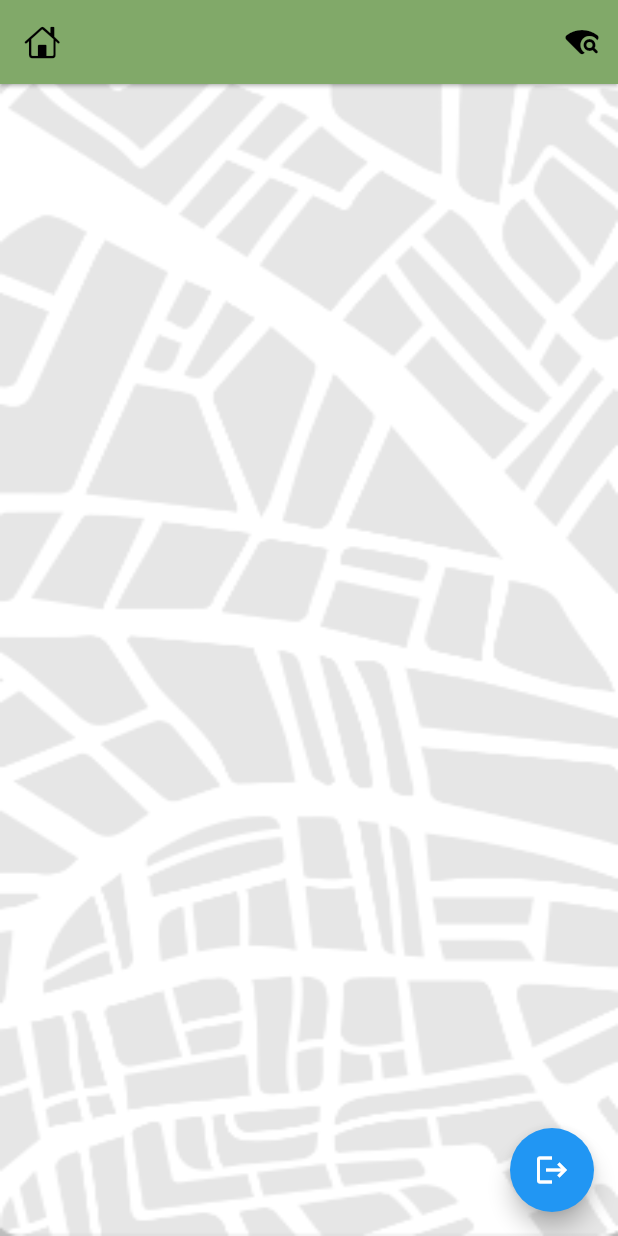
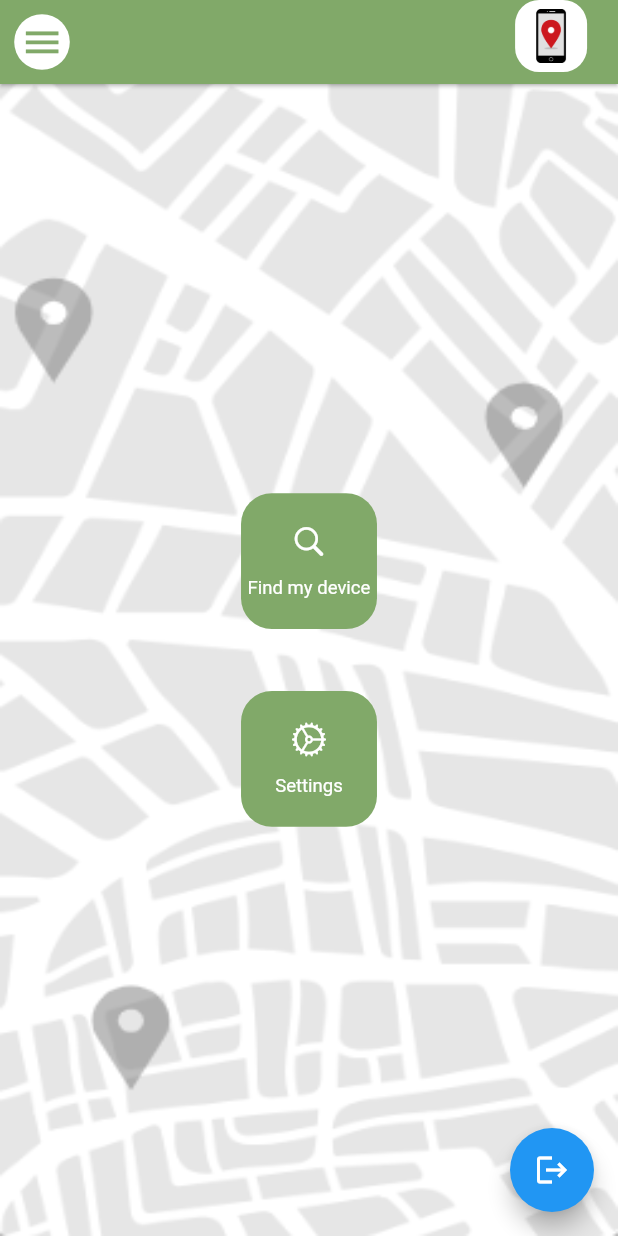
Before and after one commit to osamaOmrann/Application-Ellocation, a Flutter app: the HomeScreen screen opened directly, on a phone screen of 412 x 824 dp. Run offline on Flutter 3.47's test engine with Material 2 defaults, Android fonts, the light colour scheme and no system bars; our stand-ins replace cloud_firestore, firebase_auth, firebase_core, google_sign_in; accounts and stored records are empty; generated files the repository leaves out were written again.

Commit message:
Home Screen Design ✔

```diff
--- a/lib/apis/apis.dart
+++ b/lib/apis/apis.dart
@@ -1,5 +1,7 @@
+import 'package:cloud_firestore/cloud_firestore.dart';
 import 'package:firebase_auth/firebase_auth.dart';
 
 class APIs {
   static FirebaseAuth auth = FirebaseAuth.instance;
+  static FirebaseFirestore firestore = FirebaseFirestore.instance;
 }
--- a/lib/l10n/intl_ar.arb
+++ b/lib/l10n/intl_ar.arb
@@ -1,5 +1,7 @@
 {
     "login": "تسجيل دخول",
     "sign_in_to_continue": "سجل دخول للمتابعة.",
-    "sign_in_with_google": "سجل دخول بجوجل"
+    "sign_in_with_google": "سجل دخول بجوجل",
+    "find_a_device": "ابحث عن جهازي",
+    "settings": "الاعدادات"
 }
--- a/lib/l10n/intl_en.arb
+++ b/lib/l10n/intl_en.arb
@@ -1,5 +1,7 @@
 {
     "login": "Login",
     "sign_in_to_continue": "Sing in to continue.",
-    "sign_in_with_google": "Sign in with Googel"
+    "sign_in_with_google": "Sign in with Googel",
+    "find_a_device": "Find my device",
+    "settings": "Settings"
 }
--- a/lib/screens/home_screen.dart
+++ b/lib/screens/home_screen.dart
@@ -1,6 +1,8 @@
 import 'package:application_ellocation/apis/apis.dart';
+import 'package:application_ellocation/screens/home_side_menu.dart';
 import 'package:flutter/cupertino.dart';
 import 'package:flutter/material.dart';
+import 'package:flutter_gen/gen_l10n/app_localizations.dart';
 import 'package:google_sign_in/google_sign_in.dart';
 
 class HomeScreen extends StatefulWidget {
@@ -19,6 +21,8 @@ class _HomeScreenState extends State<HomeScreen> {
 
   @override
   Widget build(BuildContext context) {
+    var height = MediaQuery.of(context).size.height,
+        width = MediaQuery.of(context).size.width;
     return Container(
       decoration: BoxDecoration(
           image: DecorationImage(
@@ -26,6 +30,45 @@ class _HomeScreenState extends State<HomeScreen> {
               image: AssetImage('assets/images/home_wallpaper.PNG'))),
       child: Scaffold(
         backgroundColor: Colors.transparent,
+        drawer: Drawer(
+          child: HomeSideMenu(),
+        ),
+        appBar: AppBar(
+          leading: Builder(
+            builder: (BuildContext context) {
+              return IconButton(
+                icon: Container(
+                    padding: EdgeInsets.all(width * .01),
+                    decoration: BoxDecoration(
+                        color: Colors.white,
+                        borderRadius: BorderRadius.circular(width * 200)),
+                    child: Icon(
+                      Icons.menu,
+                      color: Color(0xff81a969),
+                      size: width * .07,
+                    )),
+                onPressed: () {
+                  Scaffold.of(context).openDrawer();
+                },
+                tooltip: MaterialLocalizations.of(context).openAppDrawerTooltip,
+              );
+            },
+          ),
+          actions: [
+            Padding(
+              padding: EdgeInsets.only(bottom: 8.0),
+              child: Container(
+                  padding: EdgeInsets.all(width * .015),
+                  decoration: BoxDecoration(
+                      color: Colors.white,
+                      borderRadius: BorderRadius.circular(width * .039)),
+                  child: Image.asset('assets/images/icon.png')),
+            ),
+            SizedBox(
+              width: width * .05,
+            )
+          ],
+        ),
         floatingActionButton: FloatingActionButton(
           onPressed: () async {
             await APIs.auth.signOut();
@@ -33,10 +76,63 @@ class _HomeScreenState extends State<HomeScreen> {
           },
           child: Icon(Icons.logout),
         ),
-        appBar: AppBar(
-          leading: Icon(CupertinoIcons.home),
-          actions: [
-            IconButton(onPressed: () {}, icon: Icon(Icons.wifi_find_rounded))
+        body: Column(
+          mainAxisAlignment: MainAxisAlignment.center,
+          children: [
+            SizedBox(
+              width: double.infinity,
+            ),
+            Container(
+              height: height * .11,
+              width: height * .11,
+              decoration: BoxDecoration(
+                  color: Color(0xff81a969),
+                  borderRadius: BorderRadius.circular(width * .05)),
+              child: Column(
+                mainAxisAlignment: MainAxisAlignment.center,
+                children: [
+                  Icon(
+                    CupertinoIcons.search,
+                    color: Colors.white,
+                  ),
+                  SizedBox(
+                    height: height * .015,
+                  ),
+                  Text(
+                    AppLocalizations.of(context)!.find_a_device,
+                    style:
+                        TextStyle(color: Colors.white, fontSize: width * .03),
+                  )
+                ],
+              ),
+            ),
+            SizedBox(
+              height: height * .05,
+            ),
+            Container(
+              height: height * .11,
+              width: height * .11,
+              decoration: BoxDecoration(
+                  color: Color(0xff81a969),
+                  borderRadius: BorderRadius.circular(width * .05)),
+              child: Column(
+                mainAxisAlignment: MainAxisAlignment.center,
+                children: [
+                  Icon(
+                    CupertinoIcons.settings_solid,
+                    color: Colors.white,
+                  ),
+                  SizedBox(
+                    height: height * .015,
+                  ),
+                  Text(
+                    AppLocalizations.of(context)!.settings,
+                    style:
+                        TextStyle(color: Colors.white, fontSize: width * .03),
+                  )
+                ],
+              ),
+            )
           ],
         ),
       ),
--- a/pubspec.yaml
+++ b/pubspec.yaml
@@ -42,6 +42,7 @@ dependencies:
   provider: ^6.0.5
   firebase_auth: ^4.6.3
   google_sign_in: ^6.1.4
+  cloud_firestore: ^4.8.2
 
 dev_dependencies:
   flutter_test:
```
Also changed, not shown: lib/models/user.dart (added, +45 -0 lines), lib/screens/home_side_menu.dart (added, +10 -0 lines), assets/images/home_wallpaper.PNG, lib/generated/intl/messages_ar.dart, lib/generated/intl/messages_en.dart, lib/generated/l10n.dart, pubspec.lock.
